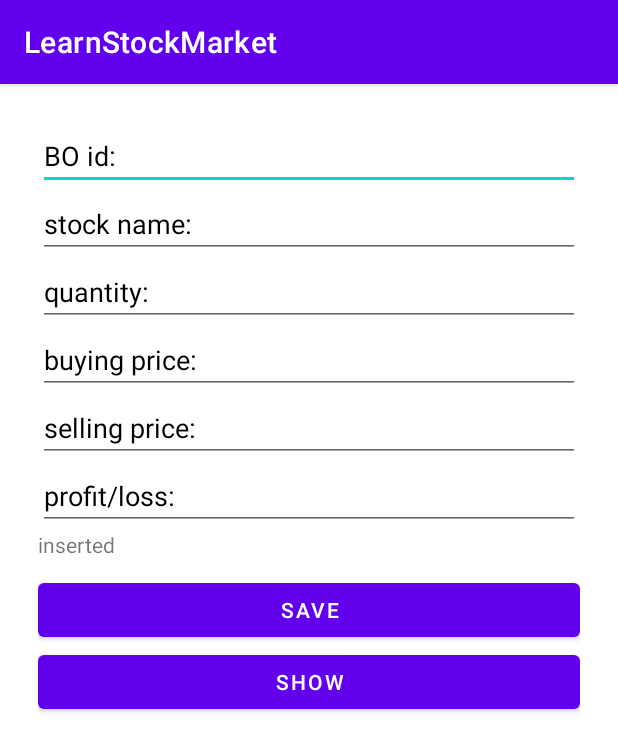
After one commit to shahriar021/android-stock-learn, an Android app: the records screen opened directly, with no data from a screen before it, on a phone screen of 412 x 824 dp. The commit adds this screen. Shown: the top 752 px of the screen. Run offline under Robolectric (Android 15) with nearby library versions, the phone set to English and light mode, and no system bars; our stand-ins replace Room's generated code.

Commit message:
android app

```diff
--- a/app/build.gradle
+++ b/app/build.gradle
@@ -36,4 +36,8 @@ dependencies {
     androidTestImplementation 'androidx.test.ext:junit:1.1.3'
     androidTestImplementation 'androidx.test.espresso:espresso-core:3.4.0'
     implementation "androidx.multidex:multidex:2.0.1"
+    def room_version = "2.4.2"
+
+    implementation "androidx.room:room-runtime:$room_version"
+    annotationProcessor "androidx.room:room-compiler:$room_version"
 }
--- /dev/null
+++ b/app/src/main/java/com/example/learnstockmarket/UDao.java
@@ -0,0 +1,11 @@
+package com.example.learnstockmarket;
+
+import androidx.room.Dao;
+import androidx.room.Insert;
+
+@Dao
+public interface UDao {
+    @Insert
+    void insertrecrd(User user);
+
+}
--- /dev/null
+++ b/app/src/main/java/com/example/learnstockmarket/records.java
@@ -0,0 +1,64 @@
+package com.example.learnstockmarket;
+
+import androidx.appcompat.app.AppCompatActivity;
+import androidx.room.Room;
+
+import android.annotation.SuppressLint;
+import android.os.Bundle;
+import android.view.View;
+import android.widget.ArrayAdapter;
+import android.widget.Button;
+import android.widget.EditText;
+import android.widget.Spinner;
+import android.widget.TextView;
+
+public class records extends AppCompatActivity {
+
+    EditText e1,e2,e3,e4,e5,e6,e7;
+    TextView t1;
+    Button b1;
+
+
+    @SuppressLint("WrongViewCast")
+    @Override
+    protected void onCreate(Bundle savedInstanceState) {
+        super.onCreate(savedInstanceState);
+        setContentView(R.layout.activity_records);
+
+        e1=findViewById(R.id.idbo);
+        e2=findViewById(R.id.idstockname);
+        e3=findViewById(R.id.idquntity);
+        e4=findViewById(R.id.idbyngprc);
+        e5=findViewById(R.id.idsellingprice);
+        //e6=findViewById(R.id.spinner);
+        e7=findViewById(R.id.profitloss);
+
+        t1=findViewById(R.id.tx1);
+
+        b1=findViewById(R.id.savebtn);
+
+        b1.setOnClickListener(new View.OnClickListener() {
+            @Override
+            public void onClick(View v) {
+
+                Apdatabase db = Room.databaseBuilder(getApplicationContext(),
+                        Apdatabase.class, "roomdb").build();
+                UDao userDao =db.userDao();
+                userDao.insertrecrd(new User(Integer.parseInt(e1.getText().toString()),e2.getText().toString(),e3.getText().toString(),e4.getText().toString(),e5.getText().toString(),e7.getText().toString()));
+                e1.setText("");
+                e2.setText("");
+                t1.setText("inserted successfully");
+            }
+        });
+
+
+
+
+        /*Spinner spinner = findViewById(R.id.spinner);
+        ArrayAdapter<CharSequence> adapter=ArrayAdapter.createFromResource(this,R.array.types, android.R.layout.simple_spinner_item);
+        adapter.setDropDownViewResource(android.R.layout.simple_spinner_dropdown_item);
+        spinner.setAdapter(adapter);*/
+    }
+
+
+}
--- a/app/src/main/res/layout/activity_dashboard.xml
+++ b/app/src/main/res/layout/activity_dashboard.xml
@@ -79,14 +79,14 @@
                     android:textColor="@color/white"
                     android:text="basics" />
                 <Button
-                    android:id="@+id/buttoninv"
+                    android:id="@+id/buttonrecrds"
                     android:layout_columnWeight="1"
                     android:layout_height="200sp"
                     android:backgroundTint="#fa8231"
                     android:textSize="18sp"
                     android:layout_margin="5sp"
                     android:textColor="@color/white"
-                    android:text="Investor" />
+                    android:text="records" />
                 <Button
                     android:id="@+id/buttoninv"
                     android:layout_columnWeight="1"
--- /dev/null
+++ b/app/src/main/res/layout/activity_records.xml
@@ -0,0 +1,105 @@
+<?xml version="1.0" encoding="utf-8"?>
+<RelativeLayout
+    xmlns:android="http://schemas.android.com/apk/res/android"
+    xmlns:app="http://schemas.android.com/apk/res-auto"
+    xmlns:tools="http://schemas.android.com/tools"
+    android:layout_width="match_parent"
+    android:layout_height="match_parent"
+    tools:context=".records"
+    android:padding="20dp"
+    android:layout_marginLeft="5dp"
+    android:layout_marginRight="5dp"
+    android:layout_marginTop="5dp"
+    android:layout_marginBottom="5dp"
+    >
+    <EditText
+        android:id="@+id/idbo"
+        android:layout_width="match_parent"
+        android:layout_height="wrap_content"
+        android:hint="BO id:"
+        android:textColorHint="@color/black"
+        >
+    </EditText>
+    <EditText
+        android:layout_below="@id/idbo"
+        android:id="@+id/idstockname"
+        android:layout_width="match_parent"
+        android:layout_height="wrap_content"
+        android:hint="stock name:"
+        android:textColorHint="@color/black"
+        >
+    </EditText>
+
+    <EditText
+        android:id="@+id/idquntity"
+        android:layout_width="match_parent"
+        android:layout_height="wrap_content"
+        android:layout_below="@id/idstockname"
+        android:hint="quantity:"
+        android:textColorHint="@color/black"></EditText>
+    <EditText
+        android:layout_below="@id/idquntity"
+        android:id="@+id/idbyngprc"
+        android:layout_width="match_parent"
+        android:layout_height="wrap_content"
+        android:hint="buying price:"
+        android:textColorHint="@color/black"
+        >
+    </EditText>
+    <EditText
+        android:layout_below="@id/idbyngprc"
+        android:id="@+id/idsellingprice"
+        android:layout_width="match_parent"
+        android:layout_height="wrap_content"
+        android:hint="selling price:"
+        android:textColorHint="@color/black"
+        >
+    </EditText>
+
+
+    <!--<Spinner
+
+        android:layout_width="wrap_content"
+        android:layout_height="wrap_content"
+        android:id="@+id/spinner"
+        android:layout_below="@id/idsellingprice">
+
+    </Spinner>-->
+    <EditText
+        android:layout_below="@id/idsellingprice"
+        android:id="@+id/profitloss"
+        android:layout_width="match_parent"
+        android:layout_height="wrap_content"
+        android:hint="profit/loss:"
+        android:textColorHint="@color/black"
+        >
+    </EditText>
+    <TextView
+        android:id="@+id/tx1"
+        android:layout_below="@id/profitloss"
+        android:layout_width="match_parent"
+        android:layout_height="wrap_content"
+        android:text="inserted"
+        ></TextView>
+
+    <Button
+        android:layout_marginTop="10dp"
+        android:layout_width="match_parent"
+        android:layout_height="wrap_content"
+        android:text="save"
+        android:id="@+id/savebtn"
+        android:layout_below="@id/tx1"
+        android:layout_centerInParent="true"
+        ></Button>
+    <Button
+
+        android:layout_width="match_parent"
+        android:layout_height="wrap_content"
+        android:text="show"
+        android:id="@+id/showbtn"
+        android:layout_below="@id/savebtn"
+        ></Button>
+
+
+
+</RelativeLayout>
--- a/app/src/main/res/values/strings.xml
+++ b/app/src/main/res/values/strings.xml
@@ -1,3 +1,14 @@
 <resources>
     <string name="app_name">LearnStockMarket</string>
+
+    <string-array name="types">
+        <item>long term investing</item>
+        <item>mid term investing</item>
+        <item>short term investing</item>
+        <item>day trading</item>
+        <item>short selling</item>
+        <item>price action</item>
+        <item>swing trading</item>
+        <item>position trading</item>
+    </string-array>
 </resources>
```
Also changed, not shown: app/src/main/AndroidManifest.xml (+7 -4 lines), app/src/main/java/com/example/learnstockmarket/Apdatabase.java (added, +9 -0 lines), app/src/main/java/com/example/learnstockmarket/User.java (added, +89 -0 lines), app/src/main/java/com/example/learnstockmarket/dashboard.java (+10 -1 lines).
